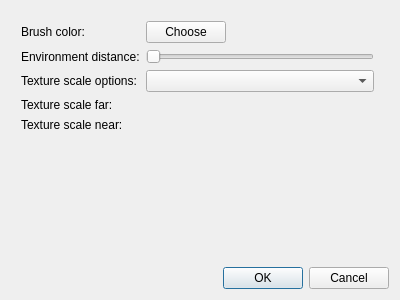
Above: ui/mapview_settings.ui from glararan/QEditor before the change. Below: the same form after it.
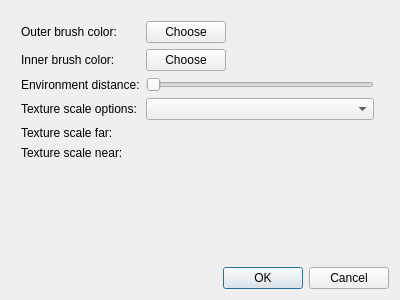
That is the form after the change.

```diff
--- a/ui/mapview_settings.ui
+++ b/ui/mapview_settings.ui
@@ -37,27 +37,14 @@
      <property name="rightMargin">
       <number>15</number>
      </property>
-     <item row="1" column="0">
+     <item row="2" column="0">
       <widget class="QLabel" name="label_2">
        <property name="text">
         <string>Environment distance:</string>
        </property>
       </widget>
      </item>
-     <item row="0" column="2">
-      <spacer name="horizontalSpacer">
-       <property name="orientation">
-        <enum>Qt::Horizontal</enum>
-       </property>
-       <property name="sizeHint" stdset="0">
-        <size>
-         <width>40</width>
-         <height>20</height>
-        </size>
-       </property>
-      </spacer>
-     </item>
-     <item row="1" column="1" colspan="2">
+     <item row="2" column="1" colspan="2">
       <widget class="QSlider" name="EDistanceSlider">
        <property name="minimum">
         <number>1</number>
@@ -98,32 +85,24 @@
      <item row="0" column="0">
       <widget class="QLabel" name="label">
        <property name="text">
-        <string>Brush color:</string>
+        <string>Outer brush color:</string>
        </property>
       </widget>
      </item>
-     <item row="2" column="0">
-      <widget class="QLabel" name="label_3">
-       <property name="text">
-        <string>Texture scale options:</string>
+     <item row="0" column="2">
+      <spacer name="horizontalSpacer">
+       <property name="orientation">
+        <enum>Qt::Horizontal</enum>
        </property>
-      </widget>
-     </item>
-     <item row="3" column="0">
-      <widget class="QLabel" name="label_5">
-       <property name="text">
-        <string>Texture scale far:</string>
+       <property name="sizeHint" stdset="0">
+        <size>
+         <width>40</width>
+         <height>20</height>
+        </size>
        </property>
-      </widget>
+      </spacer>
      </item>
-     <item row="4" column="0">
-      <widget class="QLabel" name="label_6">
-       <property name="text">
-        <string>Texture scale near:</string>
-       </property>
-      </widget>
-     </item>
-     <item row="2" column="1" colspan="2">
+     <item row="3" column="1" colspan="2">
       <widget class="QComboBox" name="textureScaleOptions">
        <property name="currentText">
         <string/>
@@ -133,6 +112,41 @@
        </property>
       </widget>
      </item>
+     <item row="5" column="0">
+      <widget class="QLabel" name="label_6">
+       <property name="text">
+        <string>Texture scale near:</string>
+       </property>
+      </widget>
+     </item>
+     <item row="4" column="0">
+      <widget class="QLabel" name="label_5">
+       <property name="text">
+        <string>Texture scale far:</string>
+       </property>
+      </widget>
+     </item>
+     <item row="3" column="0">
+      <widget class="QLabel" name="label_3">
+       <property name="text">
+        <string>Texture scale options:</string>
+       </property>
+      </widget>
+     </item>
+     <item row="1" column="0">
+      <widget class="QLabel" name="label_4">
+       <property name="text">
+        <string>Inner brush color:</string>
+       </property>
+      </widget>
+     </item>
+     <item row="1" column="1">
+      <widget class="QPushButton" name="innerBrushColorButton">
+       <property name="text">
+        <string>Choose</string>
+       </property>
+      </widget>
+     </item>
     </layout>
    </item>
    <item>
```
Left out of the diff: 2 changed lines with no effect on the pictures.
